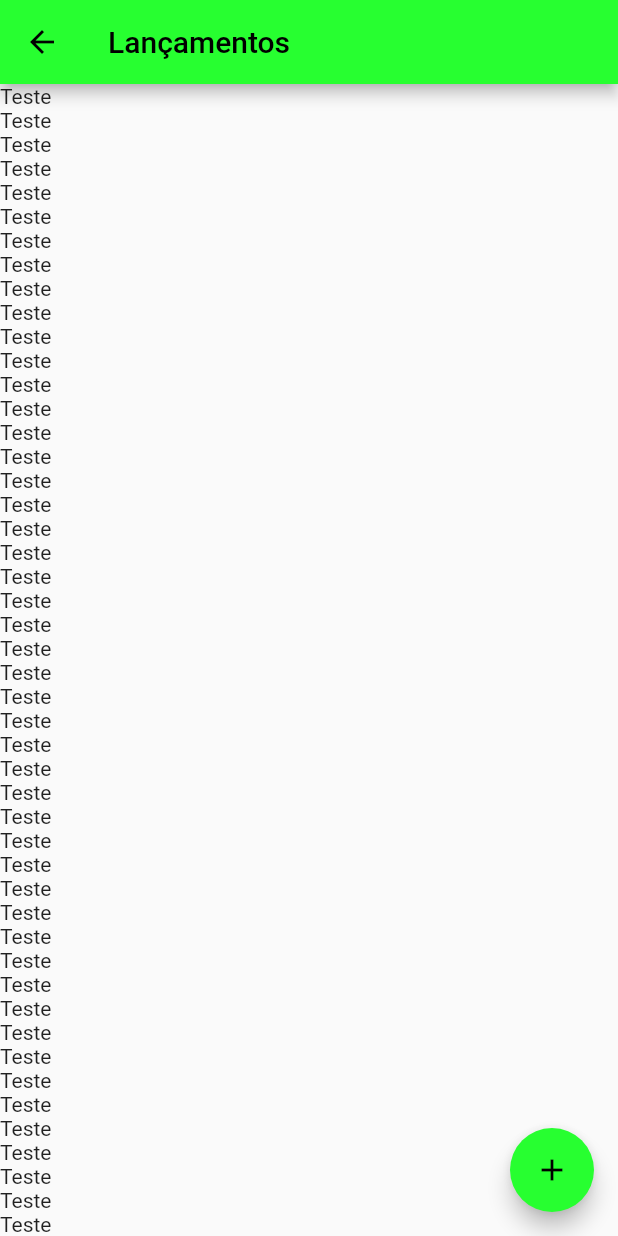
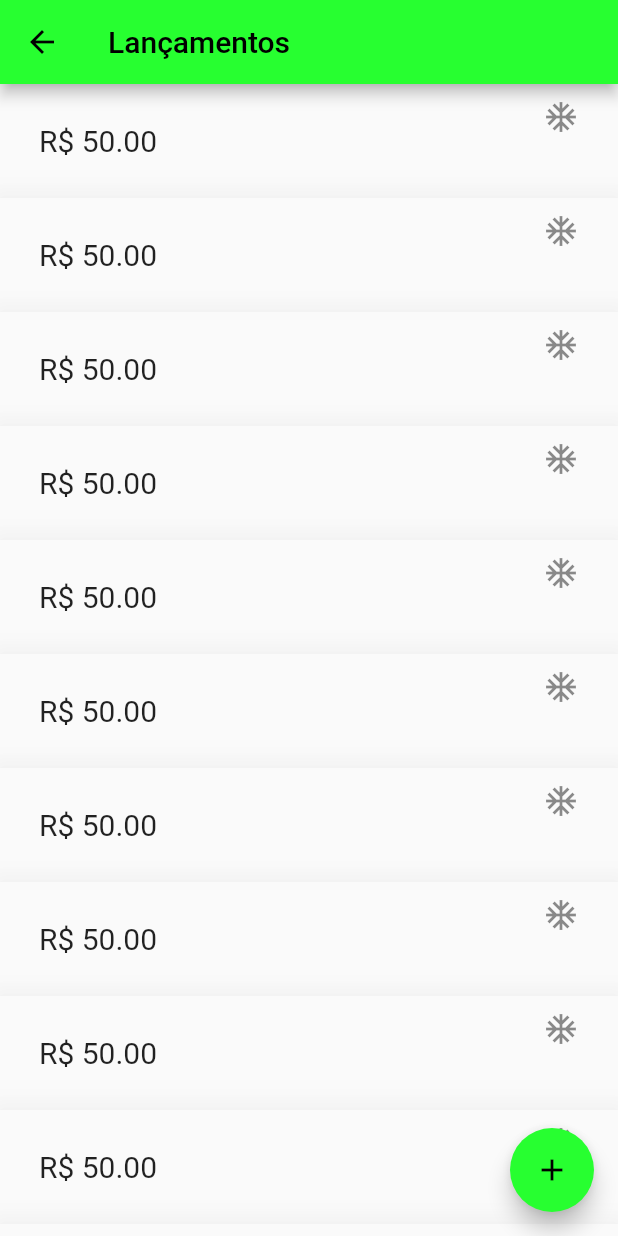
Before and after one commit to williamtrindade/college-project-financial-control-app, a Flutter app: the DashboardScreen screen opened directly, after a tap on "Lançamentos", on a phone screen of 412 x 824 dp. Run offline on Flutter 3.47's test engine with Material 2 defaults, Android fonts, the phone set to English and light mode, and no system bars.

Commit message:
feat(List Postings): Progress Working in interface

```diff
--- a/lib/screens/dash/box_card.dart
+++ b/lib/screens/dash/box_card.dart
@@ -13,8 +13,8 @@ class BoxCard extends StatelessWidget {
       children: [
         Container(
           margin: EdgeInsets.all(10),
-          width: 110,
-          height: 110,
+          width: 120,
+          height: 120,
           child: Material(
             color: Color(0xff27FF30),
             shape:
--- a/lib/screens/dash/dashboard.dart
+++ b/lib/screens/dash/dashboard.dart
@@ -44,8 +44,7 @@ class DashboardScreen extends StatelessWidget {
             ),
             Container(
               height: 150,
-              child:
-                Center(
+              child: Center(
                 child: ListView (
                   shrinkWrap: true,
                   scrollDirection: Axis.horizontal,
@@ -62,7 +61,6 @@ class DashboardScreen extends StatelessWidget {
                   ],
                 ),
               ),
-
             ),
           ],
         )
--- a/lib/screens/posting/posting_list.dart
+++ b/lib/screens/posting/posting_list.dart
@@ -17,11 +17,33 @@ class PostingListScreen extends StatelessWidget {
           children: [
             Expanded(
               child: Container(
-                child: ListView.builder(itemBuilder: (context, index) {
-                  return Container(
-                    child: Text('Teste'),
-                  );
-                }),
+                child: ListView.builder(
+                  itemCount: 50,
+                  itemBuilder: (context, index) {
+                    return Material(
+                      elevation: 20,
+                      child: Container(
+                        margin: EdgeInsets.all(10),
+                        child: Column(
+                          children: [
+                            ListTile(
+                              onTap: () => { },
+                              leading: Text("R\$ 50.00", style: TextStyle(fontSize: 20),),
+                              trailing: SizedBox(
+
+                                child: Column(
+                                  children: [
+                                    Icon(Icons.ac_unit_sharp)
+                                  ],
+                                ),
+                              ),
+                            ),
+                          ],
+                        ),
+                      ),
+                    );
+                  }
+                ),
               ),
             )
           ],
```
Lines whose indentation alone changed are shown as unchanged.
